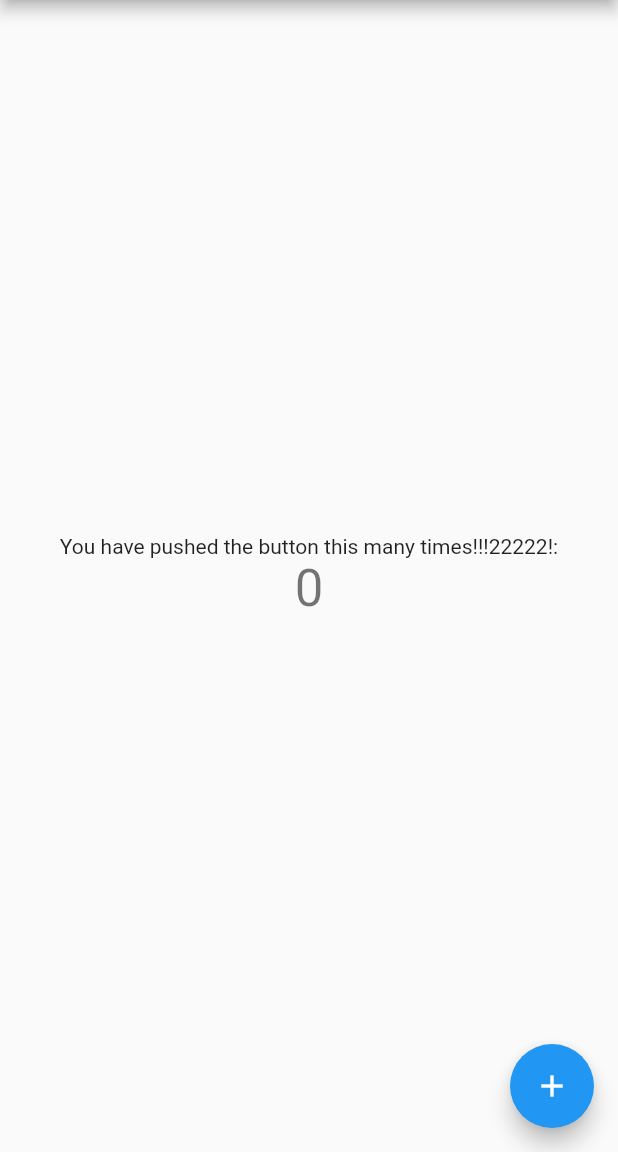
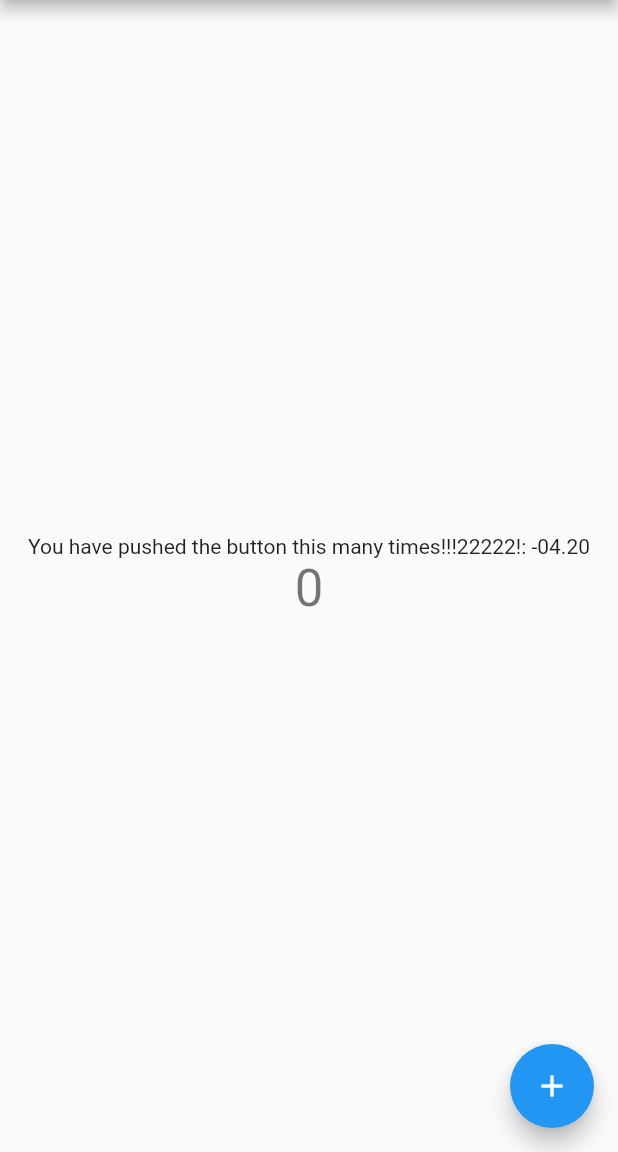
Before and after one commit to ricepop1/andriod_f, a Flutter app: the screen it shows after launch, on a phone screen of 412 x 824 dp, the part 84-1236 px from its top. Run offline on Flutter 3.47's test engine with Material 2 defaults, Android fonts, the phone set to English and light mode, and no system bars.

Commit message:
커밋 테스트

```diff
--- a/lib/main.dart
+++ b/lib/main.dart
@@ -96,7 +96,7 @@ class _MyHomePageState extends State<MyHomePage> {
           mainAxisAlignment: MainAxisAlignment.center,
           children: <Widget>[
             const Text(
-              'You have pushed the button this many times!!!22222!:',
+              'You have pushed the button this many times!!!22222!: -04.20',
             ),
             Text(
               '$_counter',
```
